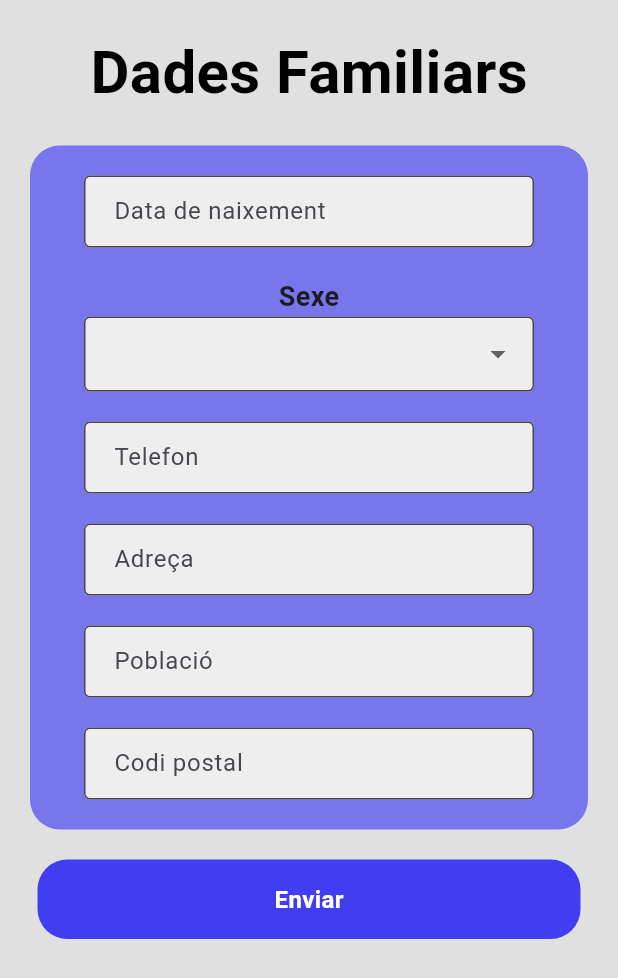
After one commit to robertogarciia/Kidney-Project-Flutter, a Flutter app: the DadeFamiliars screen opened directly, on a phone screen of 412 x 824 dp. The commit adds this screen. Shown: the top 978 px of the screen. Run offline on Flutter 3.47's test engine with Material 3 defaults, Android fonts, the phone set to English and light mode, and no system bars; our stand-ins replace cloud_firestore, firebase_core; accounts and stored records are empty.

Commit message:
dades_familiars

```diff
--- a/lib/main.dart
+++ b/lib/main.dart
@@ -1,7 +1,4 @@
 import 'package:flutter/material.dart';
-
-import 'package:kidneyproject/pages/dades_mediques.dart';
-//import 'package:kidneyproject/pages/login_page.dart';
 
 import 'package:kidneyproject/pages/menu_principal.dart';
 import 'package:firebase_core/firebase_core.dart';
--- /dev/null
+++ b/lib/pages/dades_familiars.dart
@@ -0,0 +1,138 @@
+
+import 'package:flutter/material.dart';
+import 'package:kidneyproject/components/textfield.dart';
+import 'package:kidneyproject/components/listfield.dart';
+import 'package:kidneyproject/components/btn_general.dart';
+import 'package:kidneyproject/pages/dades_familiars2.dart';
+
+class DadeFamiliars extends StatefulWidget {
+  DadeFamiliars({Key? key}) : super(key: key);
+
+  @override
+  _DadesFamiliarsState createState() => _DadesFamiliarsState();
+}
+
+class _DadesFamiliarsState extends State<DadeFamiliars> {
+  TextEditingController _nomController = TextEditingController();
+  String? _selectedSexe;
+
+  void iniciS(BuildContext context) {
+    Navigator.push(
+      context,
+      MaterialPageRoute(builder: (context) => Formulario4()),
+    );
+  }
+
+  @override
+  Widget build(BuildContext context) {
+    return Scaffold(
+      backgroundColor: Colors.grey[300],
+      body: SafeArea(
+        child: Center(
+          child: Column(
+            children: <Widget>[
+              const SizedBox(
+                height: 20,
+              ),
+
+              const Text(
+                "Dades Familiars",
+                style: TextStyle(
+                  fontSize: 40,
+                  fontWeight: FontWeight.bold,
+                  color: Colors.black,
+                ),
+              ),
+
+              Container(
+                margin: const EdgeInsets.all(20),
+                decoration: BoxDecoration(
+                  color: Color(0xA6403DF3),
+                  borderRadius: BorderRadius.circular(20),
+                ),
+                padding: const EdgeInsets.all(20),
+                child: Column(
+                  children: [
+                    TextFieldWidget(
+                      controller: _nomController,
+                      hintText: 'Data de naixement',
+                      obscureText: true,
+                    ),
+
+                    SizedBox( height: 20 ),
+
+                    const Text(
+                      "Sexe",
+                      style: TextStyle(
+                        fontSize: 18,
+                        fontWeight: FontWeight.bold,
+                      ),
+                    ),
+
+                    Container(
+                      height: 50,
+                      width: 300,
+                      child: ListField(
+                        items: ['Mujer', 'Hombre', 'Otros'],
+                        value: _selectedSexe,
+                        hintText: 'Selecciona una opción',
+                        onChanged: (String? value) {
+                          setState(() {
+                            _selectedSexe = value;
+                          });
+                        },
+                        validator: (value) {
+                          if (value == null || value.isEmpty) {
+                            return 'Por favor selecciona una opción';
+                          }
+                          return null;
+                        },
+                      ),
+                    ),
+
+                    SizedBox( height: 20 ),
+
+                    TextFieldWidget(
+                      controller: _nomController,
+                      hintText: 'Telefon',
+                      obscureText: true,
+                    ),
+                    SizedBox( height: 20 ),
+
+                    TextFieldWidget(
+                      controller: _nomController,
+                      hintText: 'Adreça',
+                      obscureText: true,
+                    ),
+
+                    SizedBox( height:20 ),
+
+                    TextFieldWidget(
+                      controller: _nomController,
+                      hintText: 'Població',
+                      obscureText: true,
+                    ),
+
+                    SizedBox( height: 20 ),
+
+                    TextFieldWidget(
+                      controller: _nomController,
+                      hintText: 'Codi postal',
+                      obscureText: true,
+                    ),
+                  ],
+                ),
+              ),
+              BtnGeneral(
+                buttonText: "Enviar",
+                onTap: (){
+                  iniciS(context);
+                },
+              )
+            ],
+          ),
+        ),
+      ),
+    );
+  }
+}
```
Also changed, not shown: lib/pages/dades_familiars2.dart (added, +138 -0 lines).
